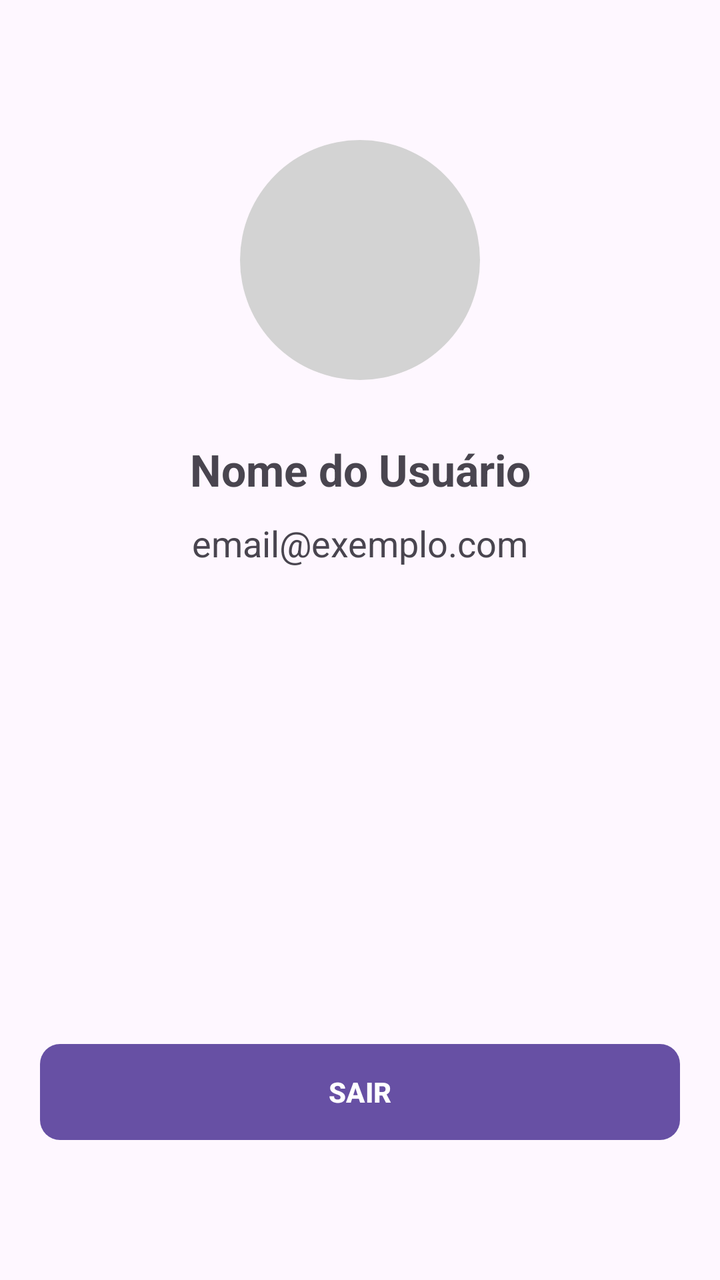
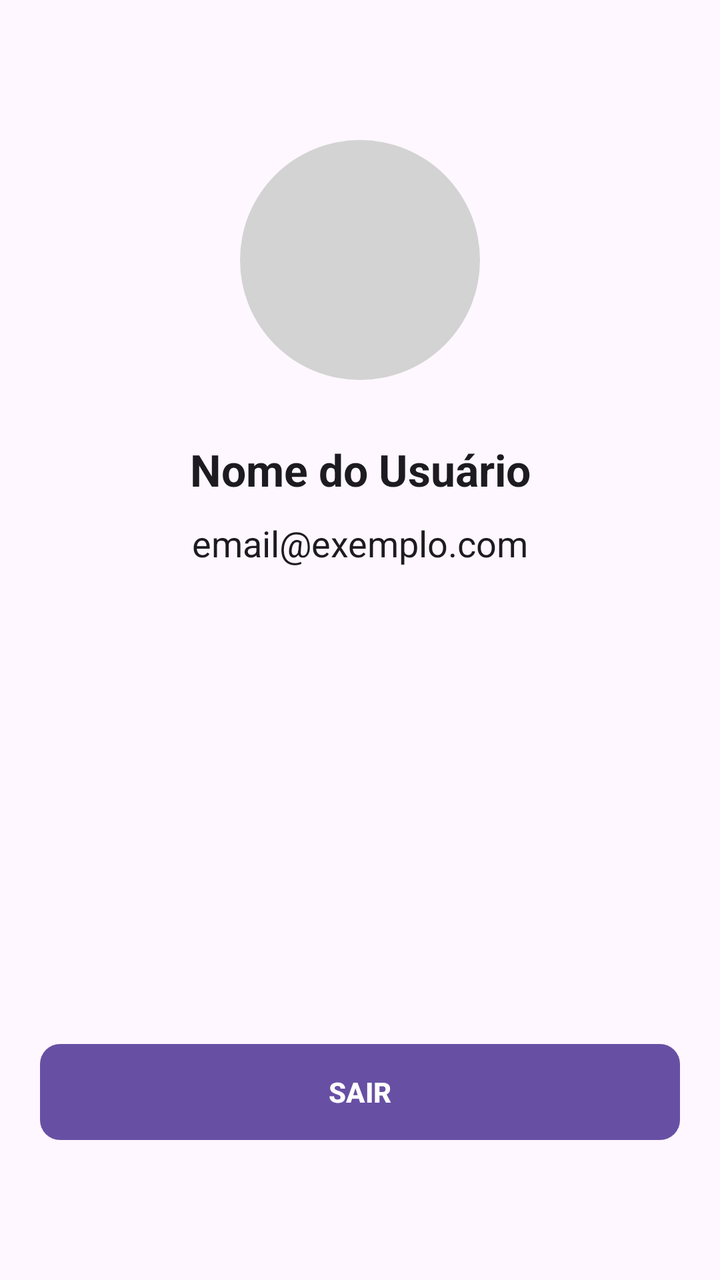

Compare the two renders of this Android layout. The source of the first and the diff that turns it into the second are given below.
<!-- AndroidManifest.xml: application theme Theme.Imepac -->
<!-- res/layout/activity_tela_perfil.xml -->
<?xml version="1.0" encoding="utf-8"?>
<androidx.constraintlayout.widget.ConstraintLayout xmlns:android="http://schemas.android.com/apk/res/android"
    xmlns:app="http://schemas.android.com/apk/res-auto"
    xmlns:tools="http://schemas.android.com/tools"
    android:layout_width="match_parent"
    android:layout_height="match_parent"
    android:padding="20dp"
    tools:context=".Tela_Perfil">

    <ImageView
        android:id="@+id/ic_person"
        android:layout_width="120dp"
        android:layout_height="120dp"
        android:layout_marginTop="50dp"
        android:src="@drawable/container_user"
        app:layout_constraintEnd_toEndOf="parent"
        app:layout_constraintStart_toStartOf="parent"
        app:layout_constraintTop_toTopOf="parent"
        android:contentDescription="Foto de Perfil" />

    <TextView
        android:id="@+id/text_nome_usuario"
        android:layout_width="wrap_content"
        android:layout_height="wrap_content"
        android:layout_marginTop="30dp"
        android:text="Nome do Usuário"
        android:textSize="22sp"
        android:textStyle="bold"
        app:layout_constraintEnd_toEndOf="parent"
        app:layout_constraintStart_toStartOf="parent"
        app:layout_constraintTop_toBottomOf="@+id/ic_person" />

    <TextView
        android:id="@+id/text_email_usuario"
        android:layout_width="wrap_content"
        android:layout_height="wrap_content"
        android:layout_marginTop="10dp"
        android:text="email@exemplo.com"
        android:textSize="18sp"
        app:layout_constraintEnd_toEndOf="parent"
        app:layout_constraintStart_toStartOf="parent"
        app:layout_constraintTop_toBottomOf="@+id/text_nome_usuario" />

    <Button
        android:id="@+id/bt_deslogar"
        style="@style/button"
        android:layout_width="match_parent"
        android:layout_height="wrap_content"
        android:layout_marginBottom="50dp"
        android:text="SAIR"
        app:layout_constraintBottom_toBottomOf="parent"
        app:layout_constraintEnd_toEndOf="parent"
        app:layout_constraintStart_toStartOf="parent" />

</androidx.constraintlayout.widget.ConstraintLayout>
<!-- resources referenced by this layout -->
<resources>
  <!-- drawable container_user (drawable) -->
  <?xml version="1.0" encoding="utf-8"?>
  <shape xmlns:android="http://schemas.android.com/apk/res/android"
      android:shape="oval">
      <solid android:color="@color/cinza" />
  </shape>
  <style name="button">
          <item name="android:background">@drawable/button</item>
          <item name="android:textColor">@color/white</item>
          <item name="android:textStyle">bold</item>
          <item name="android:textAllCaps">false</item>
          <item name="android:padding">10dp</item>
      </style>
  <style name="Theme.Imepac" parent="Base.Theme.Imepac" />
  <color name="cinza">#D3D3D3</color>
  <!-- drawable button (drawable) -->
  <?xml version="1.0" encoding="utf-8"?>
  <shape xmlns:android="http://schemas.android.com/apk/res/android">
      <gradient
          android:startColor="@color/azul_imepac"
          android:endColor="@color/azul_claro"
          android:angle="0" />
      <corners android:radius="10dp" />
  </shape>
  <color name="white">#FFFFFFFF</color>
  <style name="Base.Theme.Imepac" parent="Theme.Material3.DayNight.NoActionBar">
          
          
      </style>
  <color name="azul_imepac">#004A8D</color>
  <color name="azul_claro">#007BFF</color>
</resources>

<!-- the commit's change to res/layout/activity_tela_perfil.xml (unified diff, before → after) -->
@@ -18,31 +18,39 @@
         app:layout_constraintTop_toTopOf="parent"
         android:contentDescription="Foto de Perfil" />
 
-    <TextView
-        android:id="@+id/text_nome_usuario"
+    <EditText
+        android:id="@+id/textNomeUser"
         android:layout_width="wrap_content"
         android:layout_height="wrap_content"
         android:layout_marginTop="30dp"
         android:text="Nome do Usuário"
         android:textSize="22sp"
         android:textStyle="bold"
+        android:background="@android:color/transparent"
+        android:focusable="false"
+        android:clickable="false"
+        android:inputType="none"
         app:layout_constraintEnd_toEndOf="parent"
         app:layout_constraintStart_toStartOf="parent"
         app:layout_constraintTop_toBottomOf="@+id/ic_person" />
 
-    <TextView
-        android:id="@+id/text_email_usuario"
+    <EditText
+        android:id="@+id/textEmailUser"
         android:layout_width="wrap_content"
         android:layout_height="wrap_content"
         android:layout_marginTop="10dp"
         android:text="email@exemplo.com"
         android:textSize="18sp"
+        android:background="@android:color/transparent"
+        android:focusable="false"
+        android:clickable="false"
+        android:inputType="none"
         app:layout_constraintEnd_toEndOf="parent"
         app:layout_constraintStart_toStartOf="parent"
-        app:layout_constraintTop_toBottomOf="@+id/text_nome_usuario" />
+        app:layout_constraintTop_toBottomOf="@+id/textNomeUser" />
 
     <Button
-        android:id="@+id/bt_deslogar"
+        android:id="@+id/bt_sair"
         style="@style/button"
         android:layout_width="match_parent"
         android:layout_height="wrap_content"
